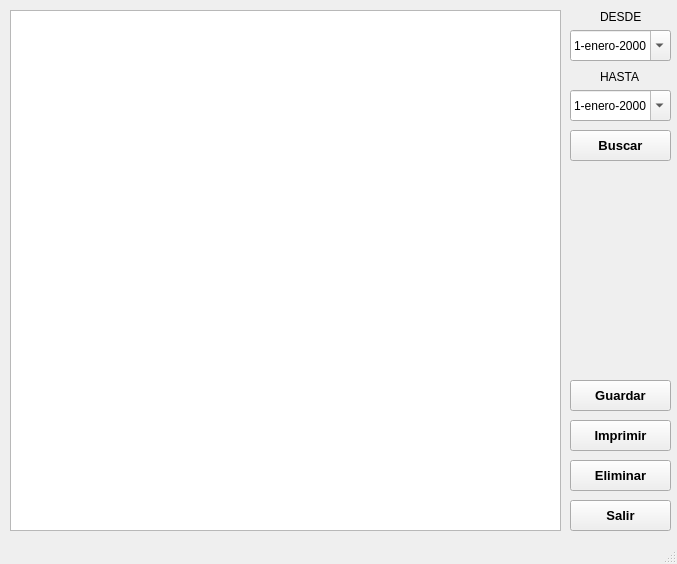
Above: MiniNomina/FrmDesign/DatosFaltantes.ui from CodeDrTech/DevelopPython before the change. Below: the same form after it.
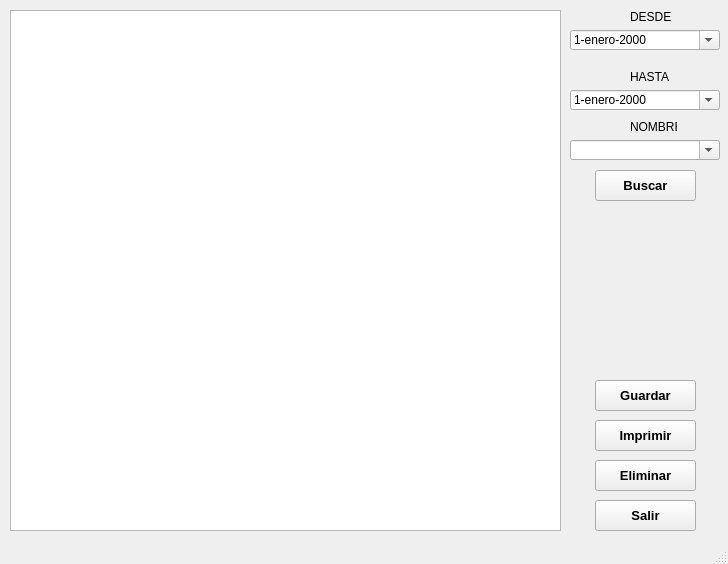
That is the form after the change. Icons and pictures are not drawn.

```diff
--- a/MiniNomina/FrmDesign/DatosFaltantes.ui
+++ b/MiniNomina/FrmDesign/DatosFaltantes.ui
@@ -9,7 +9,7 @@
    <rect>
     <x>0</x>
     <y>0</y>
-    <width>677</width>
+    <width>728</width>
     <height>564</height>
    </rect>
   </property>
@@ -30,7 +30,7 @@
    <widget class="QPushButton" name="BtnGuardar">
     <property name="geometry">
      <rect>
-      <x>570</x>
+      <x>595</x>
       <y>380</y>
       <width>101</width>
       <height>31</height>
@@ -60,7 +60,7 @@
    <widget class="QPushButton" name="BtnImprimir">
     <property name="geometry">
      <rect>
-      <x>570</x>
+      <x>595</x>
       <y>420</y>
       <width>101</width>
       <height>31</height>
@@ -90,7 +90,7 @@
    <widget class="QPushButton" name="BtnSalir">
     <property name="geometry">
      <rect>
-      <x>570</x>
+      <x>595</x>
       <y>500</y>
       <width>101</width>
       <height>31</height>
@@ -123,7 +123,7 @@
    <widget class="QPushButton" name="BtnEliminar">
     <property name="geometry">
      <rect>
-      <x>570</x>
+      <x>595</x>
       <y>460</y>
       <width>101</width>
       <height>31</height>
@@ -161,8 +161,8 @@
      <rect>
       <x>570</x>
       <y>30</y>
-      <width>101</width>
-      <height>31</height>
+      <width>150</width>
+      <height>20</height>
      </rect>
     </property>
     <property name="locale">
@@ -192,8 +192,8 @@
      <rect>
       <x>570</x>
       <y>90</y>
-      <width>101</width>
-      <height>31</height>
+      <width>150</width>
+      <height>20</height>
      </rect>
     </property>
     <property name="locale">
@@ -218,7 +218,7 @@
    <widget class="QLabel" name="label">
     <property name="geometry">
      <rect>
-      <x>600</x>
+      <x>630</x>
       <y>10</y>
       <width>47</width>
       <height>13</height>
@@ -231,7 +231,7 @@
    <widget class="QLabel" name="label_2">
     <property name="geometry">
      <rect>
-      <x>600</x>
+      <x>630</x>
       <y>70</y>
       <width>47</width>
       <height>13</height>
@@ -244,8 +244,8 @@
    <widget class="QPushButton" name="BtnBuscar">
     <property name="geometry">
      <rect>
-      <x>570</x>
-      <y>130</y>
+      <x>595</x>
+      <y>170</y>
       <width>101</width>
       <height>31</height>
      </rect>
@@ -271,6 +271,32 @@
      </size>
     </property>
    </widget>
+   <widget class="QLabel" name="label_3">
+    <property name="geometry">
+     <rect>
+      <x>630</x>
+      <y>120</y>
+      <width>47</width>
+      <height>13</height>
+     </rect>
+    </property>
+    <property name="text">
+     <string>NOMBRE</string>
+    </property>
+   </widget>
+   <widget class="QComboBox" name="cmbEmpleado">
+    <property name="geometry">
+     <rect>
+      <x>570</x>
+      <y>140</y>
+      <width>150</width>
+      <height>20</height>
+     </rect>
+    </property>
+    <property name="editable">
+     <bool>true</bool>
+    </property>
+   </widget>
   </widget>
   <widget class="QStatusBar" name="statusbar"/>
  </widget>
```
